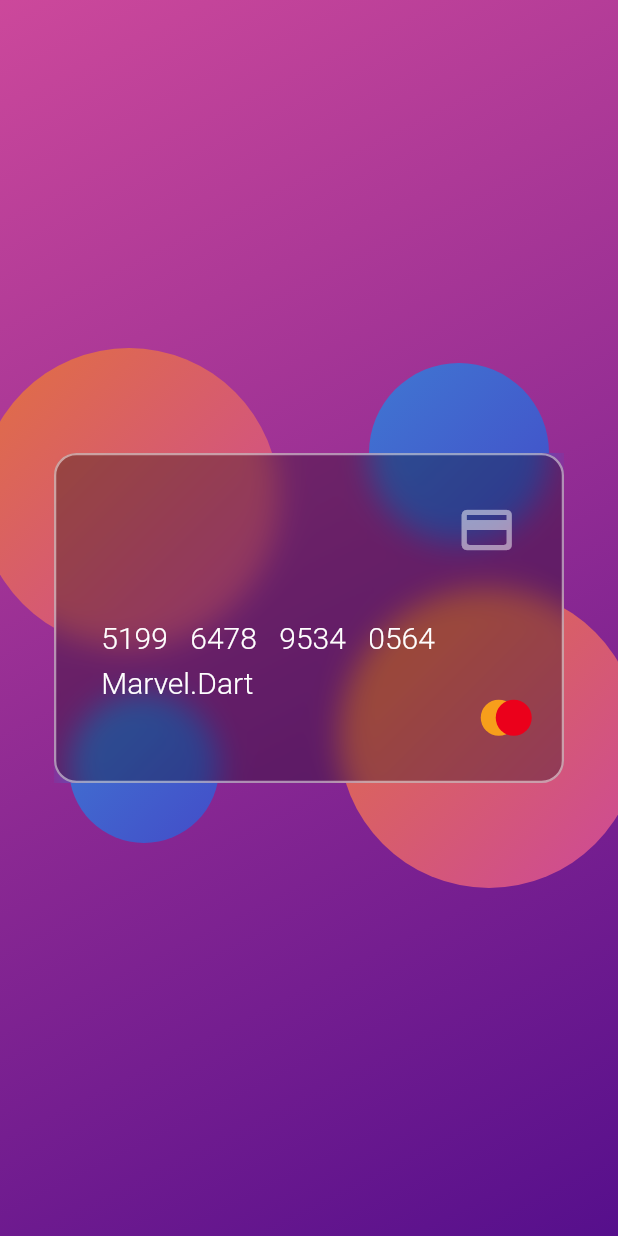
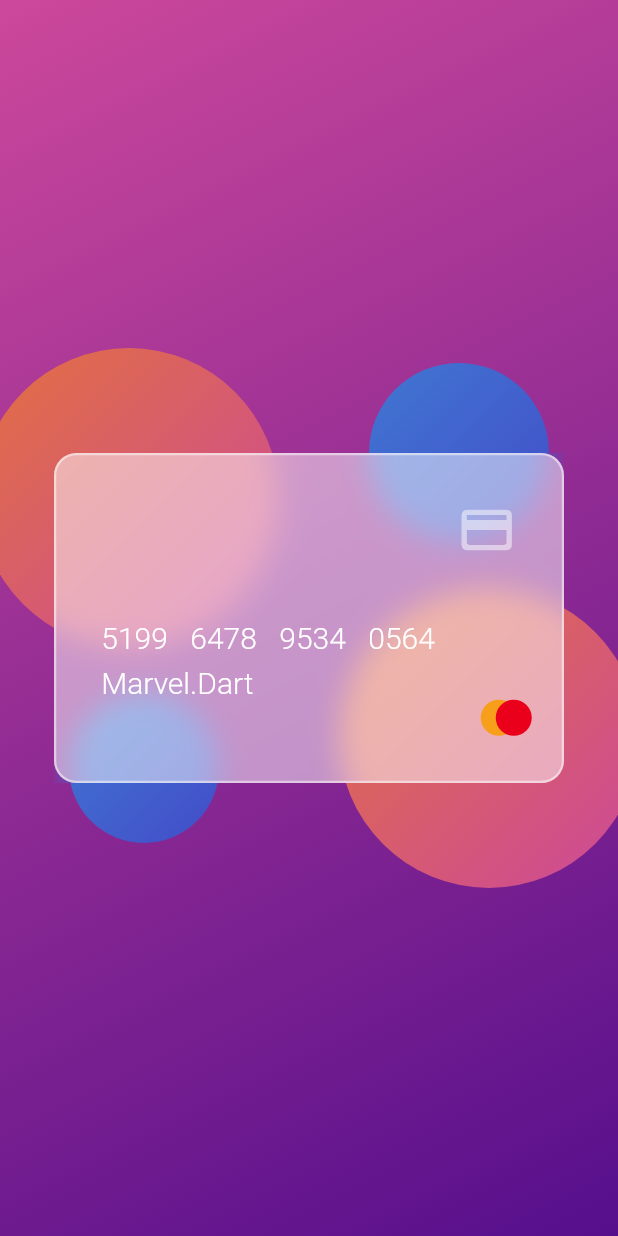
Before and after one commit to henryadebayo/glass_morphisim, a Flutter app: the screen it shows after launch, after a tap on "5199", on a phone screen of 412 x 824 dp. Run offline on Flutter 3.47's test engine with Material 2 defaults, Android fonts, the phone set to English and light mode, and no system bars.

Commit message:
updating the CC colour on tap

```diff
--- a/lib/credit_card.dart
+++ b/lib/credit_card.dart
@@ -22,6 +22,8 @@ class _CreditCardState extends State<CreditCard> {
         setState((){
           if (colourCode == Colors.black.withOpacity(0.5)){
             colourCode = Colors.white.withOpacity(0.5);
+          }else{
+            colourCode = Colors.black.withOpacity(0.5);
           }
         });
       },
@@ -30,7 +32,7 @@ class _CreditCardState extends State<CreditCard> {
           filter: ImageFilter.blur(sigmaX: 10, sigmaY: 10),
           child: Container(
             decoration: BoxDecoration(
-              color: Colors.black.withOpacity(0.3),
+              color: colourCode,
               borderRadius: BorderRadius.circular(15),
               border: Border.all(color: colourCode, width: 1.5),
             ),
```
